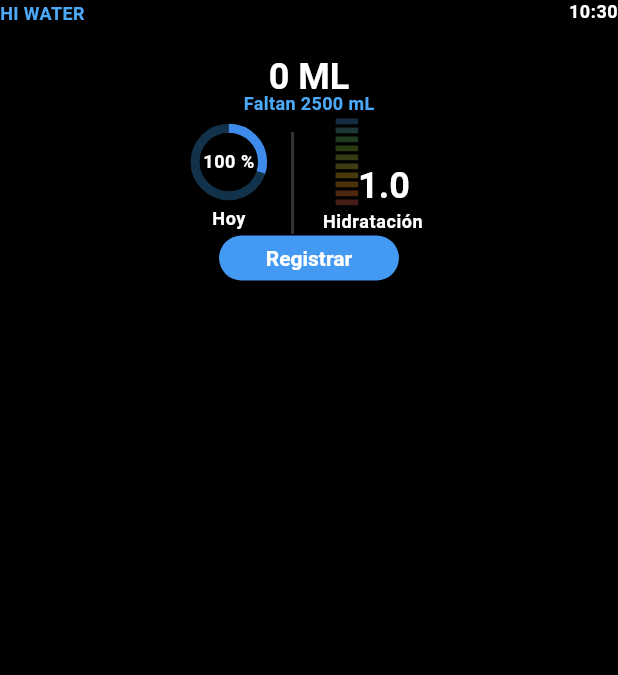
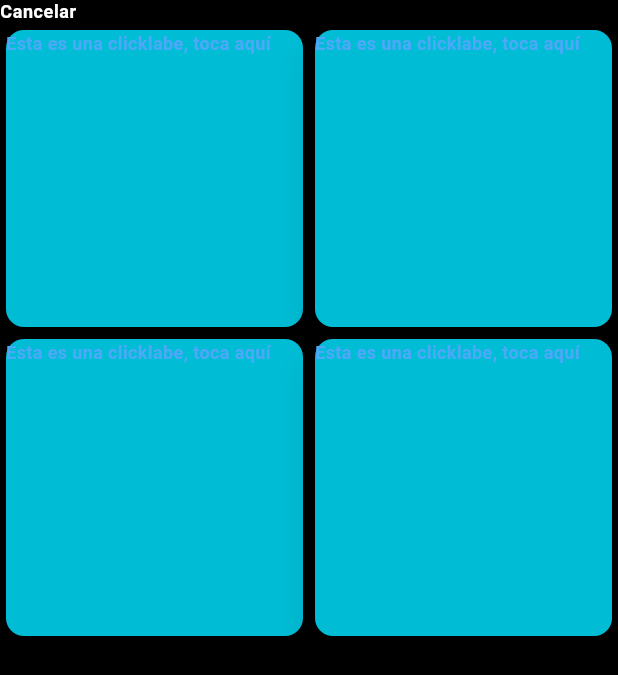
Before and after one commit to AlexhHr23/Clone_HiWater, a Flutter app: the screen it shows after launch, after a tap on "Registrar", on a phone screen of 412 x 824 dp. Shown: the top 675 px of the screen. Run offline on Flutter 3.47's test engine with Material 2 defaults, Android fonts, the phone set to English and light mode, and no system bars.

Commit message:
Implementación de tarjetas

```diff
--- /dev/null
+++ b/lib/screens/drinks_screen.dart
@@ -0,0 +1,49 @@
+import 'package:flutter/material.dart';
+import 'package:intl/intl.dart';
+
+class DrinksScreen extends StatelessWidget {
+  const DrinksScreen({super.key});
+
+  @override
+  Widget build(BuildContext context) {
+    return Scaffold(
+      appBar: AppBar(
+        toolbarHeight: 16.0,
+        leadingWidth: 100,
+        leading: Text(
+          'Cancelar',
+          style: Theme.of(context).textTheme.bodySmall,
+        ),
+      ),
+      body: GridView.count(crossAxisCount: 2, children: [
+      _oneCard(context),
+      _oneCard(context),
+      _oneCard(context),
+      _oneCard(context),
+    ]));
+  }
+
+  Widget _oneCard(BuildContext context) {
+    return GestureDetector(
+      onTap: () {
+        Navigator.pop(context);
+      },
+      child: const SizedBox(
+        height: 100.0,
+        child: Card(
+          elevation: 10.0,
+          color: Colors.cyan,
+          child: Text('Esta es una clicklabe, toca aquí'),
+        ),
+      ),
+    );
+  }
+
+  Widget _hour(BuildContext context) {
+    String formattedTime = DateFormat.Hm().format(DateTime.now());
+    return Text(
+      formattedTime,
+      style: Theme.of(context).textTheme.bodySmall,
+    );
+  }
+}
--- a/lib/screens/start_screen.dart
+++ b/lib/screens/start_screen.dart
@@ -1,9 +1,12 @@
 import 'package:flutter/material.dart';
 import 'package:intl/intl.dart';
 import 'package:water_counter_app/assets/interval_progress_bar.dart';
+import 'package:water_counter_app/screens/drinks_screen.dart';
 
 class StartScreen extends StatefulWidget {
-  const StartScreen({super.key,});
+  const StartScreen({
+    super.key,
+  });
 
   @override
   State<StartScreen> createState() => _StartScreenState();
@@ -133,7 +136,9 @@ class _StartScreenState extends State<StartScreen> {
     return Column(
       children: [
         //_intervalBar(),
-        const IntervalProgressBar(value:0,),
+        const IntervalProgressBar(
+          value: 0,
+        ),
         Text(
           'Hidratación',
           style: Theme.of(context).textTheme.bodySmall,
@@ -157,9 +162,16 @@ class _StartScreenState extends State<StartScreen> {
             height: 30,
           ),
           child: ElevatedButton(
-            onPressed: () {},
+            onPressed: () {
+              Navigator.push(
+                  context,
+                  MaterialPageRoute(
+                      builder: (context) => const DrinksScreen()));
+            },
             child: const Text('Registrar'),
           )),
     );
   }
+
+
 }
```
Lines whose indentation alone changed are shown as unchanged.
